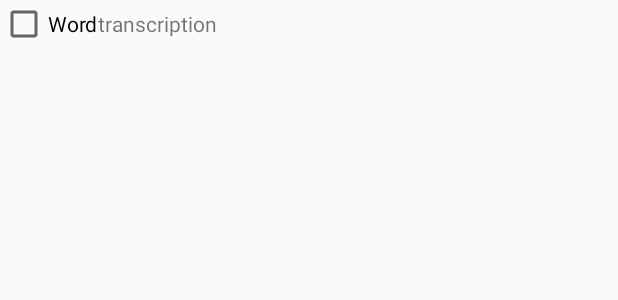
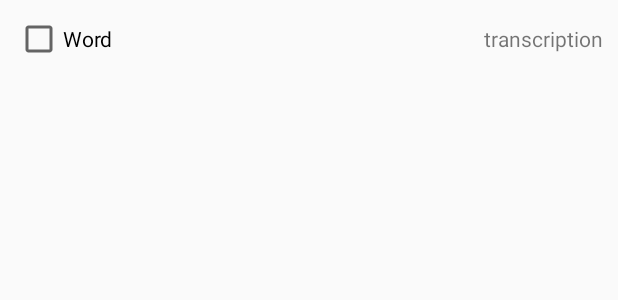
Before and after one commit to Shiplayer/Android-Dictionary, an Android app: the layout list_item_view.xml on its own in the app's theme, with its tools: preview values and no code run, on a phone screen of 412 x 824 dp. Shown: the top 300 px of the screen. Run offline under Robolectric (Android 15) with nearby library versions, the phone set to English and light mode, and no system bars.

Commit message:
Update Activity for words

```diff
--- a/app/src/main/java/com/advanced/java/ship/dictionary/FullscreenActivity.java
+++ b/app/src/main/java/com/advanced/java/ship/dictionary/FullscreenActivity.java
@@ -4,6 +4,7 @@ import android.annotation.SuppressLint;
 import android.content.Intent;
 import android.os.Bundle;
 import android.os.Handler;
+import android.os.Parcelable;
 import android.support.v7.app.ActionBar;
 import android.support.v7.app.AppCompatActivity;
 import android.util.Log;
@@ -16,6 +17,7 @@ import com.advanced.java.ship.dictionary.Activity.WordListActivity;
 import com.advanced.java.ship.dictionary.Database.SQLWords;
 import com.advanced.java.ship.dictionary.Threads.WordProcessing;
 
+import java.util.ArrayList;
 import java.util.List;
 import java.util.Random;
 
@@ -154,6 +156,7 @@ public class FullscreenActivity extends AppCompatActivity{
         assert btnRemove != null;
         btnRemove.setOnClickListener((view) ->{
             Intent intent = new Intent(this, WordListActivity.class);
+            intent.putParcelableArrayListExtra("list_words", (ArrayList<? extends Parcelable>) list);
             startActivity(intent);
         });
         // why code is showing many dialogs?
--- a/app/src/main/res/layout/list_item_view.xml
+++ b/app/src/main/res/layout/list_item_view.xml
@@ -1,21 +1,26 @@
 <?xml version="1.0" encoding="utf-8"?>
 <LinearLayout xmlns:android="http://schemas.android.com/apk/res/android"
-    xmlns:tools="http://schemas.android.com/tools"
-    android:layout_width="match_parent"
-    android:layout_height="match_parent"
-    android:orientation="horizontal"
-    tools:context="com.advanced.java.ship.dictionary.Activity.WordListActivity">
+    android:layout_width="fill_parent"
+    android:layout_height="wrap_content"
+    android:padding="10dp">
 
     <CheckBox
         android:id="@+id/checkbox"
         android:layout_width="wrap_content"
         android:layout_height="wrap_content"
-        android:text="Word" />
+        android:text="@string/word" />
+
+    <View
+        android:layout_width="0dp"
+        android:layout_height="0dp"
+        android:layout_weight="1"
+        />
 
     <TextView
         android:id="@+id/tsView"
         android:layout_width="wrap_content"
         android:layout_height="wrap_content"
-        android:text="transcription"/>
+        android:text="@string/transcription"
+        android:layout_gravity="center_vertical" />
 
 </LinearLayout>
--- a/app/src/main/res/values/strings.xml
+++ b/app/src/main/res/values/strings.xml
@@ -7,4 +7,6 @@
     <string name="add">Add</string>
     <string name="cancel">Cancel</string>
     <string name="remove_word">Remove word</string>
+    <string name="transcription">transcription</string>
+    <string name="word">Word</string>
 </resources>
```
Also changed, not shown: app/src/main/java/com/advanced/java/ship/dictionary/Activity/WordListActivity.java (+47 -2 lines), app/src/main/java/com/advanced/java/ship/dictionary/TranslatedWord.java (+35 -1 lines), app/src/main/res/layout/activity_word_list.xml (+16 -5 lines).
